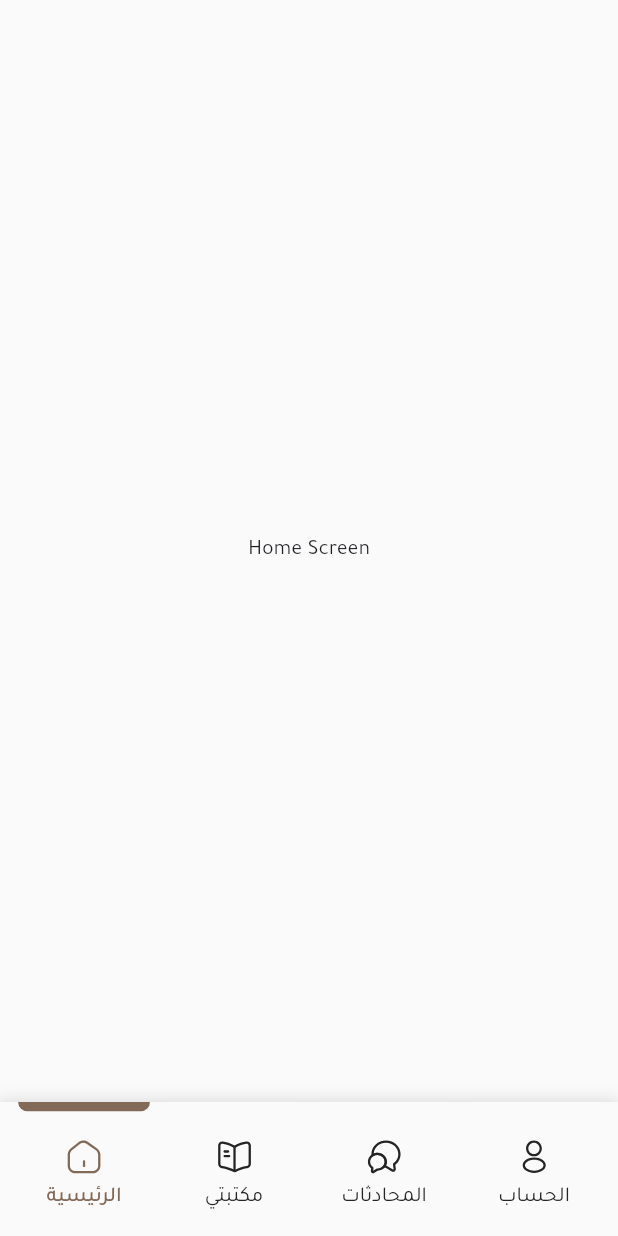
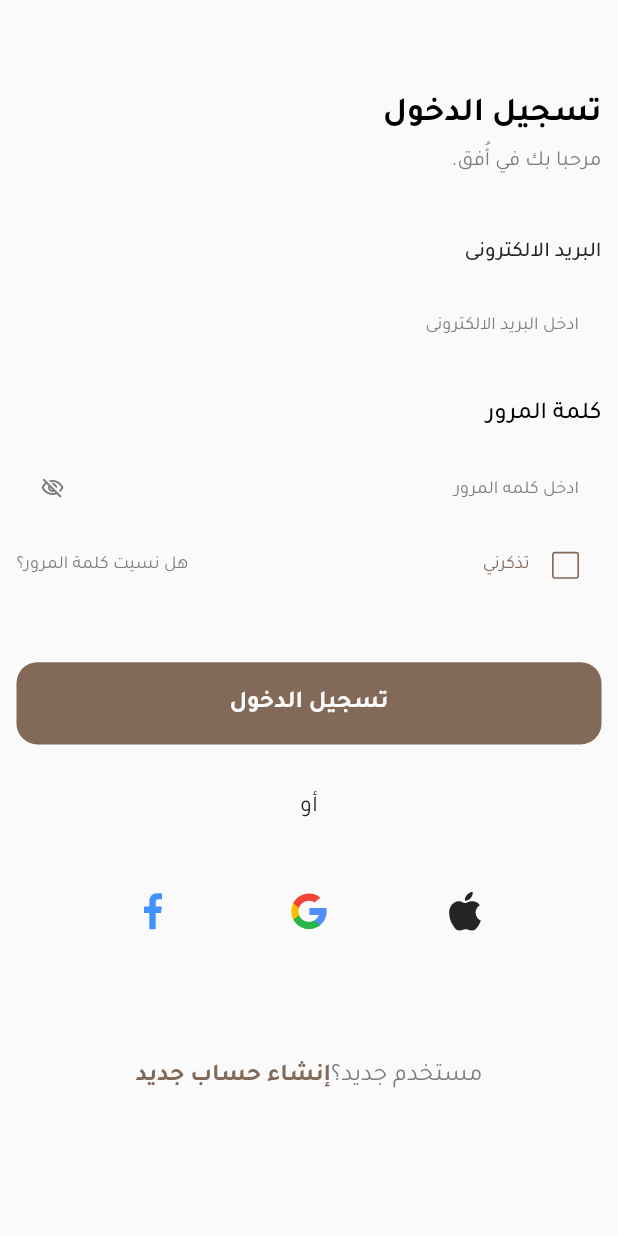
Before and after one commit to Yaramahmoudd/BooksApp, a Flutter app: the screen it shows after launch, on a phone screen of 412 x 824 dp. Run offline on Flutter 3.47's test engine with Material 3 defaults, Android fonts, the phone set to English and light mode, and no system bars; our stand-ins replace bloc, dio, flutter_screenutil, flutter_svg, pretty_dio_logger.

Commit message:
update in signin ui

```diff
--- a/lib/books_app.dart
+++ b/lib/books_app.dart
@@ -27,7 +27,13 @@ class BooksApp extends StatelessWidget {
         ),
         debugShowCheckedModeBanner: false,
         onGenerateRoute: appRouter.generateRoute,
-        initialRoute: Routes.mainScreen,
+        initialRoute: Routes.signin,
+        builder: (context, child) {
+          return Directionality(
+            textDirection:TextDirection.rtl, // تحويل الاتجاه بناءً على اللغة
+            child: child!,
+          );
+        },
       ),
     );
   }
--- a/lib/core/routing/app_router.dart
+++ b/lib/core/routing/app_router.dart
@@ -1,4 +1,5 @@
 import 'package:books_app/features/main/ui/main_screen.dart';
+import 'package:books_app/features/sign_in/UI/screen/signin_screen.dart';
 import 'package:flutter/material.dart';
 
 import 'routes.dart';
@@ -9,6 +10,7 @@ class AppRouter {
     switch (settings.name) {
       case Routes.splashScreen: return MaterialPageRoute(builder: (_) => const Placeholder());
       case Routes.mainScreen: return MaterialPageRoute(builder: (_) => const MainScreen());
+      case Routes.signin: return MaterialPageRoute(builder: (_) => const Signin());
     }
     return null;
   }
--- a/lib/core/routing/routes.dart
+++ b/lib/core/routing/routes.dart
@@ -1,5 +1,5 @@
 class Routes {
   static const String splashScreen = '/splashScreen';
     static const String mainScreen = '/mainScreen';
-
+  static const String signin="/signin";
 }
--- /dev/null
+++ b/lib/features/sign_in/UI/screen/signin_screen.dart
@@ -0,0 +1,83 @@
+import 'package:books_app/core/helpers/extensions.dart';
+import 'package:flutter/material.dart';
+import 'package:flutter_screenutil/flutter_screenutil.dart';
+
+import '../../../../core/helpers/spacing.dart';
+import '../../../../core/routing/routes.dart';
+import '../../../../core/theming/colors.dart';
+import '../../../../core/theming/styles.dart';
+import '../../../../core/widgets/app_text_button.dart';
+import '../widget/cheak_account.dart';
+import '../widget/email_part.dart';
+import '../widget/password_part.dart';
+import '../widget/social_auth.dart';
+
+class Signin extends StatefulWidget {
+  const Signin({super.key});
+
+  @override
+  State<Signin> createState() => _SigninState();
+}
+
+class _SigninState extends State<Signin> {
+  @override
+  TextEditingController Email = TextEditingController();
+  TextEditingController Password = TextEditingController();
+
+
+  void dispose() {
+    super.dispose();
+    Email.dispose();
+    Password.dispose();
+  }
+  GlobalKey<FormState> formkey = GlobalKey<FormState>();
+  @override
+  Widget build(BuildContext context) {
+    // print("${context.locale.languageCode}");
+    return Scaffold(
+      body: SafeArea(
+        child: Form(
+          key: formkey,
+          child: Padding(
+            padding:  EdgeInsets.symmetric(vertical: 20.h,horizontal: 10.w),
+            child: SingleChildScrollView(
+              scrollDirection: Axis.vertical,
+              child: Column(
+                crossAxisAlignment: CrossAxisAlignment.start,
+                children: [
+                  verticalSpace(40),
+                  Text("تسجيل الدخول",
+                    style:TextStyles.font22blackBold,
+                  ),
+                  verticalSpace(5),
+                  Text("مرحبا بك في أُفق.",
+                    style: TextStyles.font14grey7DRegualar,
+                  ),
+                  verticalSpace(40),
+                  EmailPart(Email: Email),
+                  verticalSpace(20),
+                  PasswordPart(Password:Password),
+                  verticalSpace(40),
+                  AppTextButton(
+                    buttonText: "تسجيل الدخول",
+                    textStyle: TextStyles.font16whiteBold,
+                    onPressed:(){
+                      if(formkey.currentState!.validate()) {
+                        context.pushNamed(Routes.splashScreen);
+                      }
+                    },
+                    backgroundColor: ColorsManager.primaryColor,
+                  ),
+                  verticalSpace(30),
+                  SocialAuth(),
+                  verticalSpace(70),
+                  CheakAccount()
+                ],
+              ),
+            ),
+          ),
+        ),
+      ),
+    );
+  }
+}
--- /dev/null
+++ b/lib/features/sign_in/UI/widget/cheak_account.dart
@@ -0,0 +1,22 @@
+import 'package:books_app/core/theming/styles.dart';
+import 'package:flutter/material.dart';
+
+class CheakAccount extends StatelessWidget {
+  const CheakAccount({super.key});
+
+  @override
+  Widget build(BuildContext context) {
+    return Row(
+      mainAxisAlignment: MainAxisAlignment.center,
+      children: [
+
+        Text("مستخدم جديد؟",
+          style: TextStyles.font16grey7DRegualar,
+        ),
+        Text("إنشاء حساب جديد",
+          style: TextStyles.font16primaryColorBold,
+        ),
+      ],
+    );
+  }
+}
--- /dev/null
+++ b/lib/features/sign_in/UI/widget/email_part.dart
@@ -0,0 +1,67 @@
+import 'package:books_app/core/widgets/app_text_form_field.dart';
+import 'package:flutter/material.dart';
+import 'package:flutter_screenutil/flutter_screenutil.dart';
+
+import '../../../../core/helpers/spacing.dart';
+import '../../../../core/theming/colors.dart';
+import '../../../../core/theming/styles.dart';
+
+class EmailPart extends StatefulWidget {
+  TextEditingController Email;
+  EmailPart({super.key,required this.Email});
+
+  @override
+  State<EmailPart> createState() => _EmailPartState();
+}
+
+class _EmailPartState extends State<EmailPart> {
+  @override
+  FocusNode firstFocus = FocusNode();
+  FocusNode secondFocus = FocusNode();
+  Widget build(BuildContext context) {
+    return Column(
+      crossAxisAlignment: CrossAxisAlignment.start,
+      children: [
+        Text("البريد الالكترونى",
+
+          style: TextStyles.font14blackMedium,
+        ),
+        verticalSpace(10),
+        AppTextFormField(hintText: "ادخل البريد الالكترونى"
+          ,isObscureText: false,
+          controller: widget.Email,
+          onTap: (){},
+          inputTextStyle:TextStyles.font14blackRegualar,
+          validator: (value) {
+            bool Email = RegExp(
+                r"^[a-zA-Z0-9.a-zA-Z0-9.!#$%&'*+-/=?^_`{|}~]+@[a-zA-Z0-9]+\.[a-zA-Z]+")
+                .hasMatch(value!);
+            if (!Email) {
+              return "هذا الحساب غير صحيح";
+            }
+            else  if (value == null || value.isEmpty) {
+              return "يرجى ادخال البريد الالكترونى";
+            }
+            return null;
+          },
+          readOnly: false,
+          backgroundColor: ColorsManager.white,
+          enabledBorder: OutlineInputBorder(
+              borderSide: BorderSide(color: ColorsManager.white,width: 1.w),
+              borderRadius: BorderRadius.circular(8)
+          ),
+          focusedBorder: OutlineInputBorder(
+            /*
+                          بيحدد شكل text field لما اضغطت عليه*/
+              borderSide:BorderSide(color: ColorsManager.primaryColor,width: 1.w),
+              borderRadius: BorderRadius.circular(8)
+          ),
+          focusNode: firstFocus,
+          onFieldSubmitted: (value){//استخدمتها علشان يروح على textfield اللى بعده بتاع كلمه المرور مجرد ما ادوس enter
+            FocusScope.of(context).requestFocus(secondFocus);
+          },
+        ),
+      ],
+    );
+  }
+}
--- /dev/null
+++ b/lib/features/sign_in/UI/widget/password_part.dart
@@ -0,0 +1,94 @@
+import 'package:books_app/books_app.dart';
+import 'package:books_app/core/theming/colors.dart';
+import 'package:books_app/core/widgets/app_text_form_field.dart';
+import 'package:flutter/material.dart';
+import 'package:flutter_screenutil/flutter_screenutil.dart';
+
+import '../../../../core/helpers/spacing.dart';
+import '../../../../core/theming/styles.dart';
+
+class PasswordPart extends StatefulWidget {
+  TextEditingController Password;
+  PasswordPart({super.key, required this.Password});
+
+  @override
+  State<PasswordPart> createState() => _PasswordPartState();
+}
+
+class _PasswordPartState extends State<PasswordPart> {
+  bool issecure = true;
+  bool IsCheak = false;
+  @override
+  Widget build(BuildContext context) {
+    return Column(
+      crossAxisAlignment: CrossAxisAlignment.start,
+      children: [
+        Text(
+          "كلمة المرور",
+          style: TextStyles.font16blackMedium,
+        ),
+        verticalSpace(10),
+        AppTextFormField(
+          hintText: "ادخل كلمه المرور",
+          isObscureText: issecure,
+          controller: widget.Password,
+          enabledBorder: OutlineInputBorder(
+              borderRadius: BorderRadius.circular(8),
+              borderSide: BorderSide(color: ColorsManager.white, width: 1.w)),
+          focusedBorder: OutlineInputBorder(
+              borderRadius: BorderRadius.circular(8),
+              borderSide:
+              BorderSide(color: ColorsManager.primaryColor, width: 1.w)),
+          backgroundColor: ColorsManager.white,
+          suffixIcon: IconButton(
+              onPressed: () {
+                issecure = !issecure;
+                setState(() {});
+              },
+              icon: issecure
+                  ? Icon(
+                Icons.visibility_off_outlined,
+                size: 16,
+                color: ColorsManager.grey7D,
+              )
+                  : Icon(Icons.visibility_outlined,
+                  size: 16, color: ColorsManager.grey7D)),
+          inputTextStyle: TextStyles.font14blackRegualar,
+          validator: (value) {
+            if (value == null || value.isEmpty) {
+              return "يرجى ادخال كلمة المرور";
+            }
+          },
+        ),
+        Row(
+          mainAxisAlignment: MainAxisAlignment.spaceBetween,
+          children: [
+            Row(
+              children: [
+                Checkbox(
+                  value: IsCheak,
+                  onChanged: (value) {
+                    IsCheak = value!;
+                    setState(() {});
+                  },
+                  activeColor: ColorsManager.primaryColor,
+                  side:
+                  BorderSide(color: ColorsManager.primaryColor, width: 1.w),
+                  checkColor: ColorsManager.white,
+                ),
+                Text(
+                  "تذكرني",
+                  style: TextStyles.font12primaryColorRegualar,
+                )
+              ],
+            ),
+            Text(
+              "هل نسيت كلمة المرور؟",
+              style: TextStyles.font12grey7DRegualar,
+            )
+          ],
+        )
+      ],
+    );
+  }
+}
--- /dev/null
+++ b/lib/features/sign_in/UI/widget/social_auth.dart
@@ -0,0 +1,42 @@
+import 'package:books_app/books_app.dart';
+import 'package:books_app/core/theming/styles.dart';
+import 'package:books_app/core/widgets/custom_svg.dart';
+import 'package:flutter/material.dart';
+import 'package:flutter_screenutil/flutter_screenutil.dart';
+
+import '../../../../core/helpers/spacing.dart';
+
+class SocialAuth extends StatelessWidget {
+  const SocialAuth({super.key});
+
+  @override
+  Widget build(BuildContext context) {
+    return Center(
+      child: Column(
+        children: [
+          Text("أو",
+            style: TextStyles.font16blackRegualar,
+          ),
+          verticalSpace(30),
+          Row(
+            mainAxisAlignment: MainAxisAlignment.spaceEvenly,
+            children: [
+              Container(
+                child: CustomSvg(imgPath:"assets/icons/apple_ic.svg"),
+                height: 54.h,
+              ),
+              Container(
+                child: CustomSvg(imgPath:"assets/icons/google_ic.svg"),
+                height: 54.h,
+              ),
+              Container(
+                child: CustomSvg(imgPath:"assets/icons/facebook_ic.svg"),
+                height: 54.h,
+              ),
+            ],
+          )
+        ],
+      ),
+    );
+  }
+}
```
Also changed, not shown: assets/icons/apple_ic.svg (added), assets/icons/facebook_ic.svg (added), assets/icons/google_ic.svg (added).
